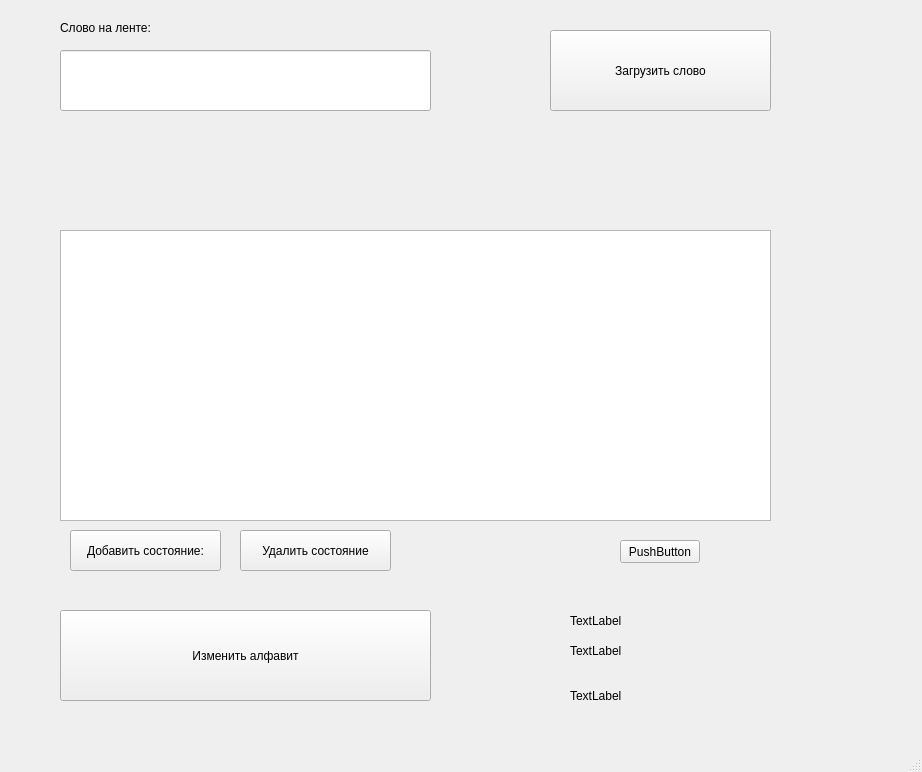
This is Mtprak/mainwindow.ui in Githu228i/MTpraks as Qt 5 draws it before an edit. The edited form follows.
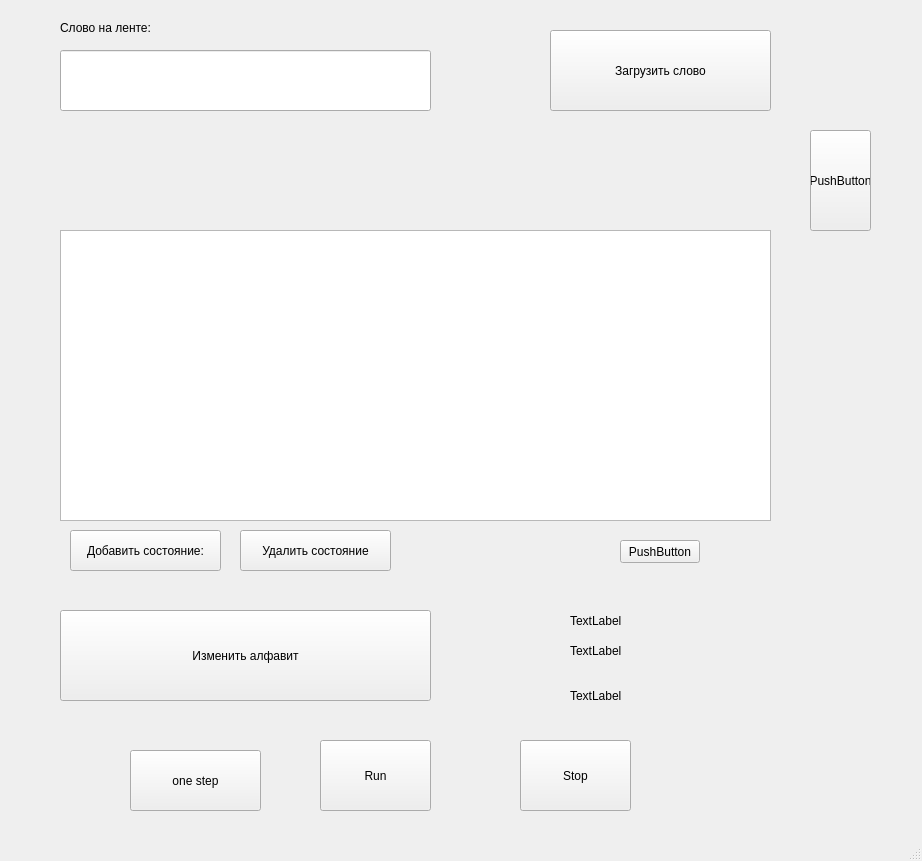
This is the edited form.

Commit message: Steps for tape with runforonstep, run(with timer 0.5sec) and stop buttons

Patch:
```diff
--- a/Mtprak/mainwindow.ui
+++ b/Mtprak/mainwindow.ui
@@ -7,7 +7,7 @@
     <x>0</x>
     <y>0</y>
     <width>922</width>
-    <height>772</height>
+    <height>861</height>
    </rect>
   </property>
   <property name="windowTitle">
@@ -151,6 +151,58 @@
      <string>PushButton</string>
     </property>
    </widget>
+   <widget class="QPushButton" name="startBut">
+    <property name="geometry">
+     <rect>
+      <x>130</x>
+      <y>750</y>
+      <width>131</width>
+      <height>61</height>
+     </rect>
+    </property>
+    <property name="text">
+     <string>one step</string>
+    </property>
+   </widget>
+   <widget class="QPushButton" name="runBut">
+    <property name="geometry">
+     <rect>
+      <x>320</x>
+      <y>740</y>
+      <width>111</width>
+      <height>71</height>
+     </rect>
+    </property>
+    <property name="text">
+     <string>Run</string>
+    </property>
+   </widget>
+   <widget class="QPushButton" name="stopBut">
+    <property name="geometry">
+     <rect>
+      <x>520</x>
+      <y>740</y>
+      <width>111</width>
+      <height>71</height>
+     </rect>
+    </property>
+    <property name="text">
+     <string>Stop</string>
+    </property>
+   </widget>
+   <widget class="QPushButton" name="pushButton_2">
+    <property name="geometry">
+     <rect>
+      <x>810</x>
+      <y>130</y>
+      <width>61</width>
+      <height>101</height>
+     </rect>
+    </property>
+    <property name="text">
+     <string>PushButton</string>
+    </property>
+   </widget>
   </widget>
   <widget class="QMenuBar" name="menubar">
    <property name="geometry">
```
The commit also changes 11 other files.
